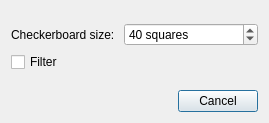
The window that source/cpp/ShowCheckerDialog.ui (erikhvatum/RisWidget) describes before a commit, drawn with Qt 5.
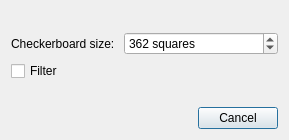
The same window after the commit.

Diff of the .ui file:
```diff
--- a/source/cpp/ShowCheckerDialog.ui
+++ b/source/cpp/ShowCheckerDialog.ui
@@ -9,8 +9,8 @@
    <rect>
     <x>0</x>
     <y>0</y>
-    <width>269</width>
-    <height>123</height>
+    <width>289</width>
+    <height>140</height>
    </rect>
   </property>
   <property name="sizePolicy">
@@ -75,7 +75,7 @@
         <number>65535</number>
        </property>
        <property name="value">
-        <number>40</number>
+        <number>362</number>
        </property>
       </widget>
      </item>
```
Left out of the diff: 3 changed lines with no effect on the pictures.
